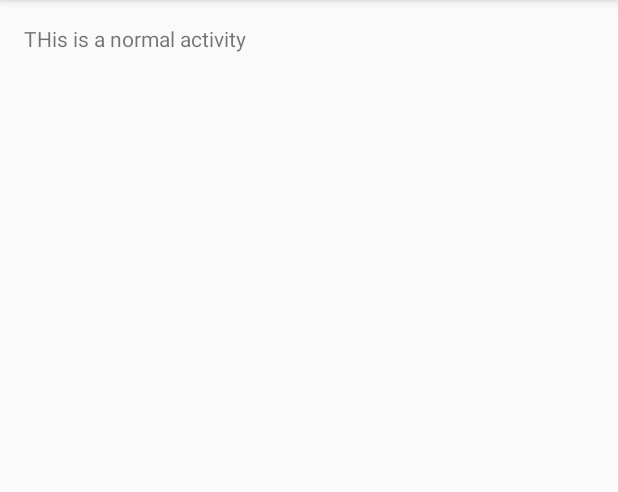
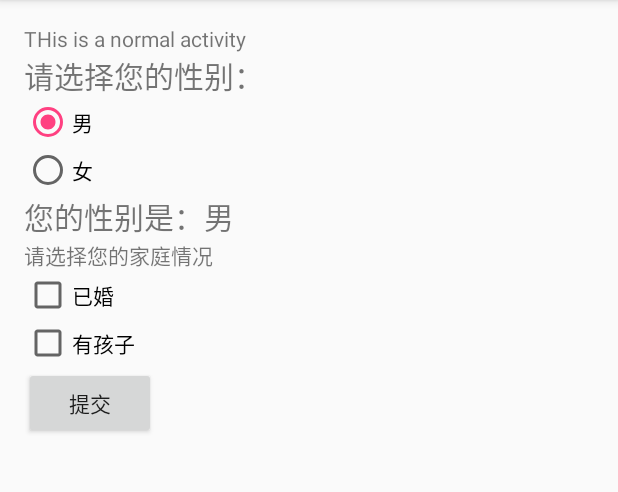
Before and after one commit to Tesla-1i/AndroidMac, an Android app: the NormalActivity screen opened directly, with no data from a screen before it, on a phone screen of 412 x 824 dp, the part 84-576 px from its top. Run offline under Robolectric (Android 15) with nearby library versions, the phone set to English and light mode, and no system bars.

Commit message:
checkbox radiobutton 简单取代findviewbyid

```diff
--- a/ActivityLifeCycleTest/app/src/main/java/mxy/com/activitylifecycletest/MainActivity.java
+++ b/ActivityLifeCycleTest/app/src/main/java/mxy/com/activitylifecycletest/MainActivity.java
@@ -11,6 +11,7 @@ import android.util.Log;
 import android.view.View;
 import android.widget.Button;
 import android.widget.ProgressBar;
+import android.widget.TextView;
 import android.widget.Toast;
 
 import com.google.android.gms.appindexing.Action;
@@ -27,6 +28,7 @@ public class MainActivity extends AppCompatActivity implements View.OnClickListe
      */
     private GoogleApiClient client;
     private ProgressBar progressBar;
+
 
     @Override
     protected void onCreate(Bundle savedInstanceState) {
@@ -58,6 +60,10 @@ public class MainActivity extends AppCompatActivity implements View.OnClickListe
         button4.setOnClickListener(this);
         Button button5 = (Button) findViewById(R.id.button5);
         button5.setOnClickListener(this);
+
+
+
+
     }
 
     @Override
--- a/ActivityLifeCycleTest/app/src/main/java/mxy/com/activitylifecycletest/NormalActivity.java
+++ b/ActivityLifeCycleTest/app/src/main/java/mxy/com/activitylifecycletest/NormalActivity.java
@@ -1,13 +1,63 @@
 package mxy.com.activitylifecycletest;
 
+import android.net.Uri;
 import android.support.v7.app.AppCompatActivity;
 import android.os.Bundle;
+import android.view.View;
+import android.widget.CheckBox;
+import android.widget.CompoundButton;
+import android.widget.RadioButton;
+import android.widget.RadioGroup;
+import android.widget.TextView;
+import android.widget.Toast;
+
+import com.google.android.gms.appindexing.Action;
+import com.google.android.gms.appindexing.AppIndex;
+import com.google.android.gms.appindexing.Thing;
+import com.google.android.gms.common.api.GoogleApiClient;
 
 public class NormalActivity extends AppCompatActivity {
+
+    TextView tv = null;
+    /**
+     * ATTENTION: This was auto-generated to implement the App Indexing API.
+     * See https://g.co/AppIndexing/AndroidStudio for more information.
+     */
+    private GoogleApiClient client;
 
     @Override
     protected void onCreate(Bundle savedInstanceState) {
         super.onCreate(savedInstanceState);
         setContentView(R.layout.normal_layout);
+        tv = (TextView) findViewById(R.id.tvSex);
+        RadioGroup group = (RadioGroup) findViewById( R.id.radioGroup);
+        group.setOnCheckedChangeListener(new RadioGroup.OnCheckedChangeListener() {
+            @Override
+            public void onCheckedChanged(RadioGroup group, int checkedId) {
+                int radioButtonId = group.getCheckedRadioButtonId();
+                RadioButton rb = (RadioButton) findViewById(radioButtonId);
+                tv.setText("您的性别是："+ rb.getText());
+            }
+        });
+
+        CheckBox cb = (CheckBox) findViewById(R.id.cb);
+        cb.setOnCheckedChangeListener(new CompoundButton.OnCheckedChangeListener() {
+            @Override
+            public void onCheckedChanged(CompoundButton buttonView, boolean isChecked) {
+                Toast.makeText(NormalActivity.this, isChecked ? "已婚选中":"已婚未选中", Toast.LENGTH_SHORT).show();
+            }
+        });
+
+        CheckBox cb1 = (CheckBox) findViewById(R.id.cb1);
+        cb1.setOnCheckedChangeListener(new CompoundButton.OnCheckedChangeListener() {
+            @Override
+            public void onCheckedChanged(CompoundButton buttonView, boolean isChecked) {
+                Toast.makeText(NormalActivity.this, isChecked ? "有孩子选中":"有孩子未选中", Toast.LENGTH_SHORT).show();
+            }
+        });
+    }
+
+    public void onClickButton(View view){
+        Toast.makeText(this, "已提交", Toast.LENGTH_SHORT).show();
     }
 }
--- a/ActivityLifeCycleTest/app/src/main/res/layout/normal_layout.xml
+++ b/ActivityLifeCycleTest/app/src/main/res/layout/normal_layout.xml
@@ -8,9 +8,65 @@
     android:paddingLeft="@dimen/activity_horizontal_margin"
     android:paddingRight="@dimen/activity_horizontal_margin"
     android:paddingTop="@dimen/activity_vertical_margin"
+    android:orientation="vertical"
     tools:context="mxy.com.activitylifecycletest.NormalActivity">
     <TextView
         android:layout_width="match_parent"
         android:layout_height="wrap_content"
         android:text="THis is a normal activity"/>
+    <TextView
+        android:layout_width="fill_parent"
+         android:layout_height="wrap_content"
+         android:text="请选择您的性别："
+         android:textSize="9pt"
+        />
+     <RadioGroup
+         android:id="@+id/radioGroup"
+         android:contentDescription="性别"
+         android:layout_width="wrap_content"
+         android:layout_height="wrap_content">
+
+         <RadioButton
+             android:layout_width="wrap_content"
+             android:layout_height="wrap_content"
+             android:id="@+id/radioMale"
+             android:text="男"
+             android:checked="true">
+
+         </RadioButton>
+         <RadioButton
+             android:layout_width="wrap_content"
+             android:layout_height="wrap_content"
+             android:id="@+id/radioFemale"
+             android:text="女">
+
+         </RadioButton>
+      </RadioGroup>
+    <TextView
+         android:id="@+id/tvSex"
+         android:layout_width="fill_parent"
+        android:layout_height="wrap_content"
+        android:text="您的性别是：男"
+         android:textSize="9pt"
+         />
+    <TextView
+        android:layout_width="wrap_content"
+        android:layout_height="wrap_content"
+        android:text="请选择您的家庭情况"/>
+    <CheckBox
+        android:layout_width="wrap_content"
+        android:layout_height="wrap_content"
+        android:id="@+id/cb"
+        android:text="已婚"/>
+    <CheckBox
+        android:layout_width="wrap_content"
+        android:layout_height="wrap_content"
+        android:id="@+id/cb1"
+        android:text="有孩子"/>
+    <Button
+        android:layout_width="wrap_content"
+        android:layout_height="wrap_content"
+        android:text="提交"
+        android:id="@+id/btnNormal"
+        android:onClick="onClickButton"/>
 </LinearLayout>
```
